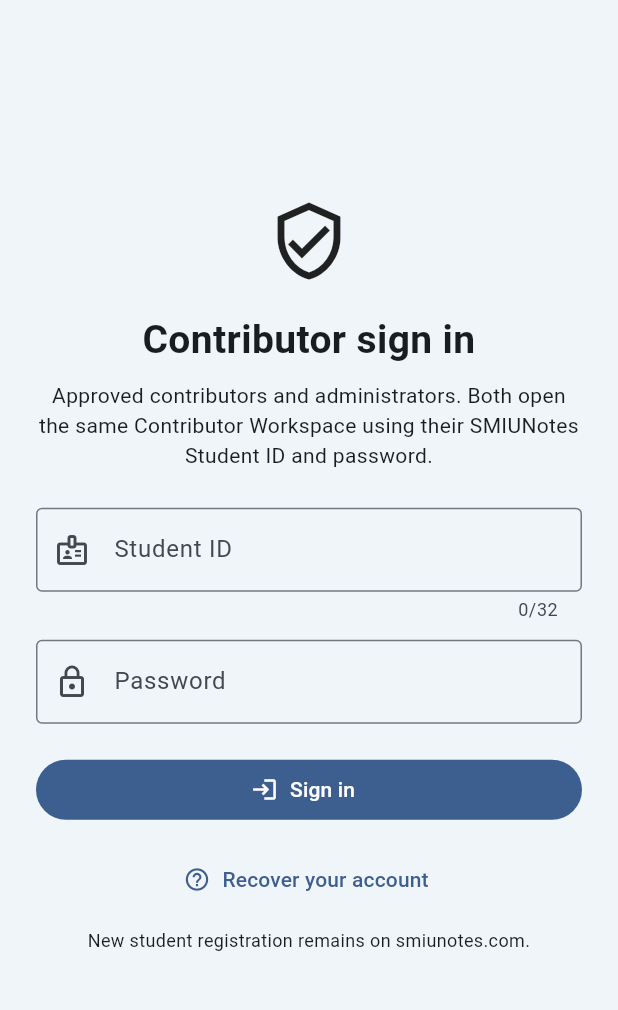
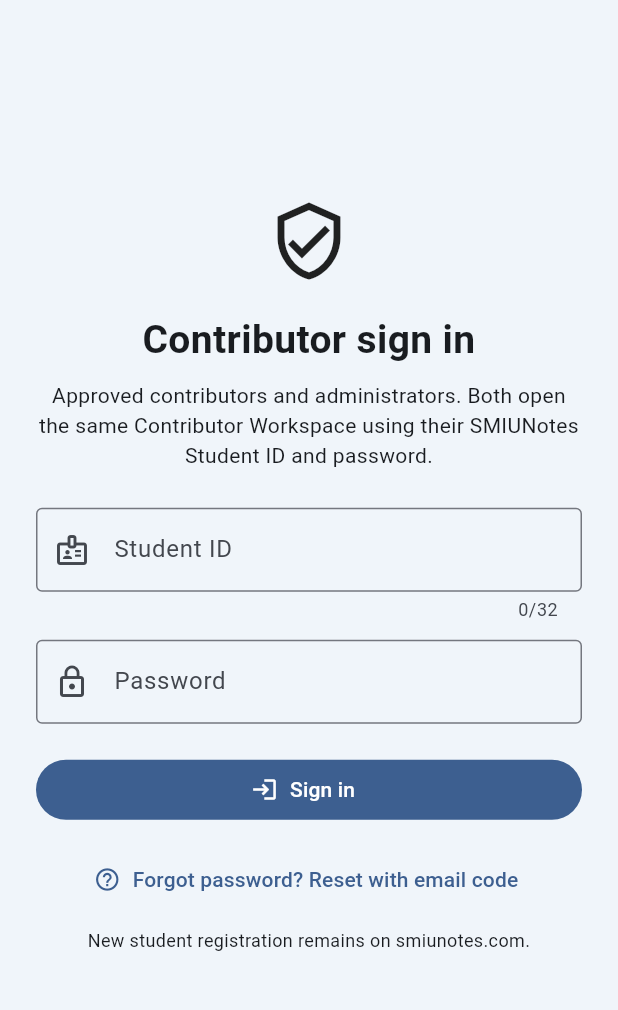
Before and after one commit to Basheer-1/smiunotes-contributers-app, a Flutter app: the screen it shows after launch, on a phone screen of 412 x 824 dp, the part 84-1094 px from its top. Run offline on Flutter 3.47's test engine with Material 3 defaults, Android fonts, the phone set to English and light mode, and no system bars; our stand-ins replace file_picker, flutter_secure_storage, material_ui, webview_flutter.

Commit message:
ui(auth): clearly label password reset rather than manual account recovery

```diff
--- a/lib/main.dart
+++ b/lib/main.dart
@@ -320,7 +320,7 @@ class _ContributorHomeState extends State<ContributorHome> {
               ));
             },
             icon: const Icon(Icons.help_outline),
-            label: const Text('Recover your account'),
+            label: const Text('Forgot password? Reset with email code'),
           ),
           const SizedBox(height: 8),
           const Text('New student registration remains on smiunotes.com.',
```
